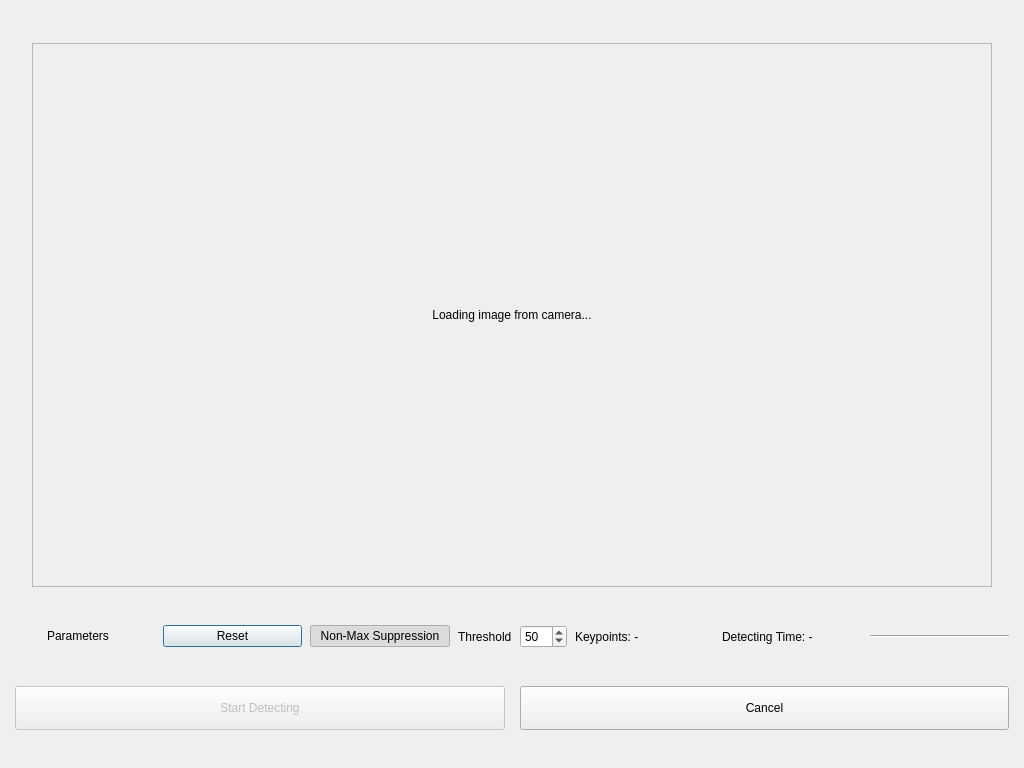
First picture: the form in ui/windowFastRealTime.ui, repository kayspark/ImageFeatureDetector, before the edit.
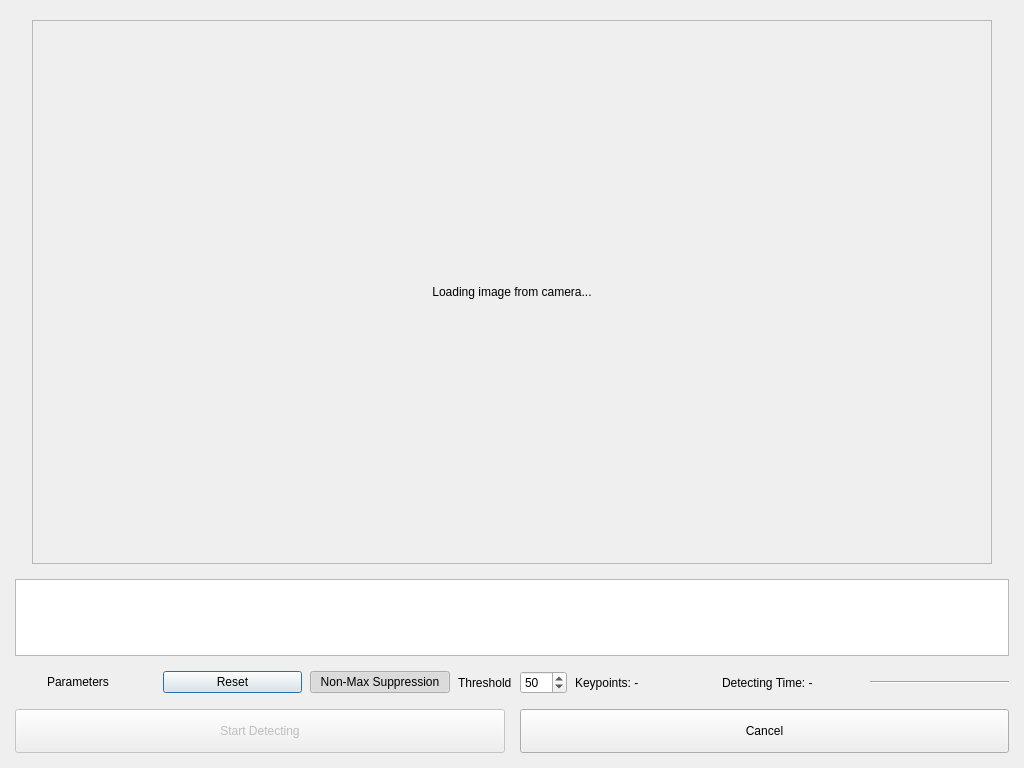
Second picture: the form after the edit. Icons and pictures are not drawn.

Diff of the .ui file:
```diff
--- a/ui/windowFastRealTime.ui
+++ b/ui/windowFastRealTime.ui
@@ -100,6 +100,13 @@
           </item>
         </layout>
       </item>
+      <item>
+        <layout class="QHBoxLayout" name="horizontalLayout_2">
+          <item>
+            <widget class="QListWidget" name="listWidget"/>
+          </item>
+        </layout>
+      </item>
       <item>
         <layout class="QHBoxLayout" name="horizontalLayout">
           <property name="spacing">
```
Left out of the diff: 9 changed lines with no effect on the pictures.
